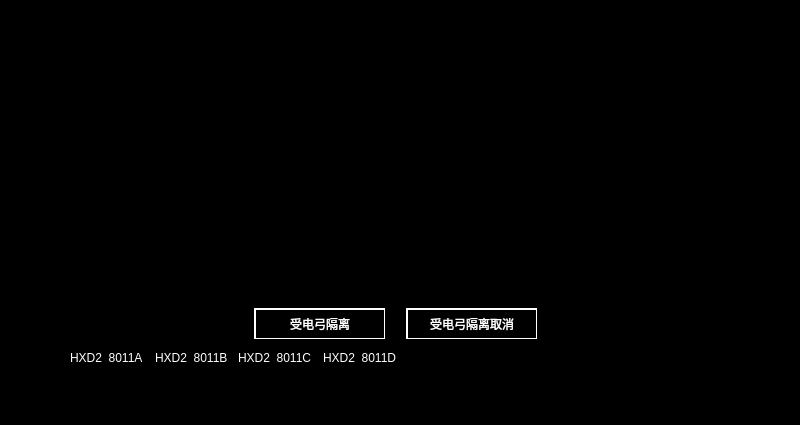
Above: settng_panto.ui from mayue-crrc/Loco8 before the change. Below: the same form after it.
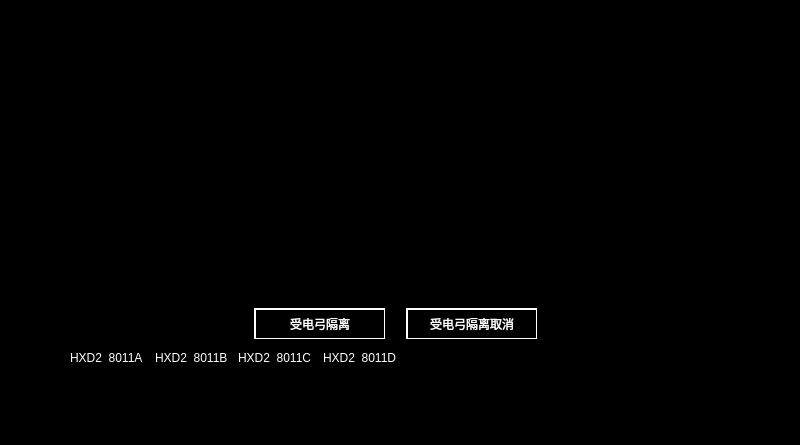
That is the form after the change. Icons and pictures are not drawn.

```diff
--- a/settng_panto.ui
+++ b/settng_panto.ui
@@ -7,7 +7,7 @@
     <x>0</x>
     <y>0</y>
     <width>800</width>
-    <height>425</height>
+    <height>445</height>
    </rect>
   </property>
   <property name="windowTitle">
```
